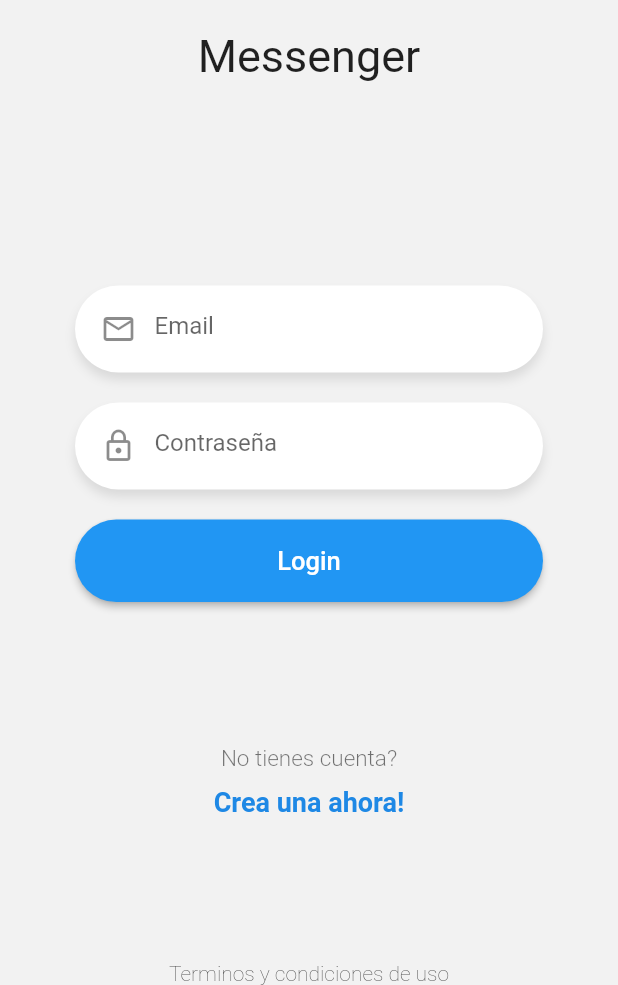
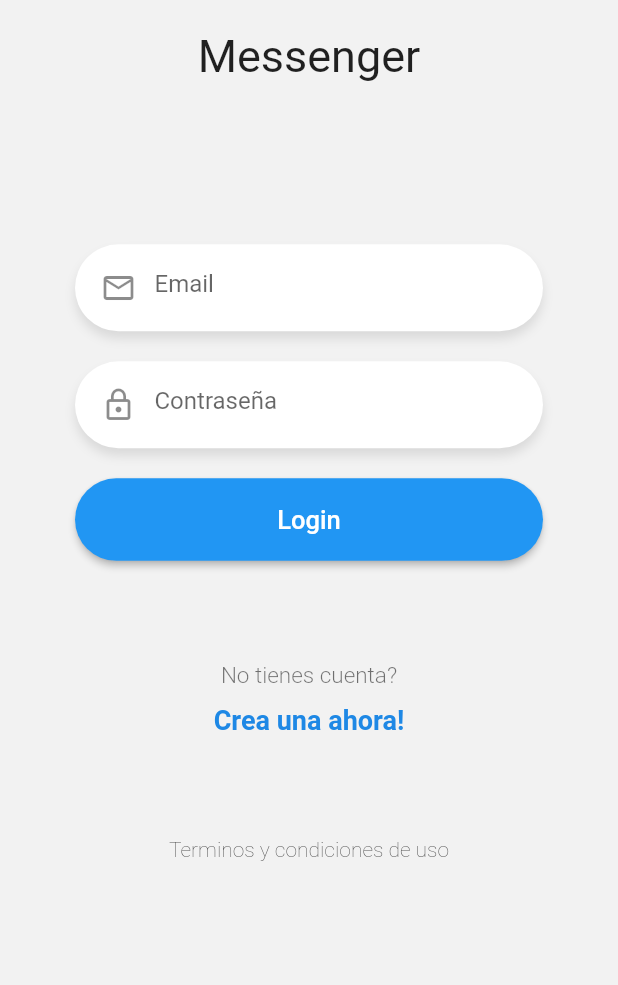
Before and after one commit to cesaroer/FlutterAvanzado, a Flutter app: the screen it shows after launch, on a phone screen of 412 x 824 dp, the part 251-1236 px from its top. Run offline on Flutter 3.47's test engine with Material 2 defaults, Android fonts, the phone set to English and light mode, and no system bars; our stand-ins replace pie_chart, socket_io_client.

Commit message:
Added single child scroll view

```diff
--- a/02-chat_app/lib/pages/login_page.dart
+++ b/02-chat_app/lib/pages/login_page.dart
@@ -8,19 +8,26 @@ class LoginPage extends StatelessWidget {
   @override
   Widget build(BuildContext context) {
     return Scaffold(
-        backgroundColor: Color(0xffF2F2F2),
+      backgroundColor: const Color(0xffF2F2F2),
       body: SafeArea(
+        child: SingleChildScrollView(
+          physics: const BouncingScrollPhysics(),
+          child: SizedBox(
+            height: MediaQuery.of(context).size.height * 0.9,
             child: Column(
               mainAxisAlignment: MainAxisAlignment.spaceBetween,
               children: [
                 Logo(),
                 _Form(),
                 Labels(),
-              Text("Terminos y condiciones de uso",
+                const Text("Terminos y condiciones de uso",
                     style: TextStyle(fontWeight: FontWeight.w200)),
               ],
             ),
-        ));
+          ),
+        ),
+      ),
+    );
   }
 }
 
```
Lines whose indentation alone changed are shown as unchanged.
